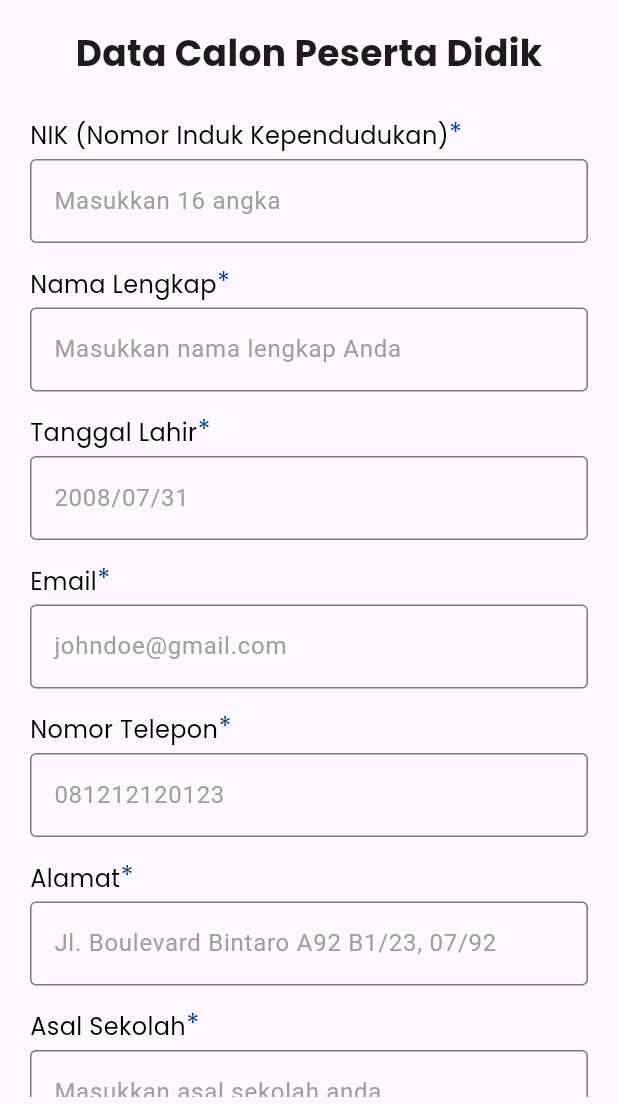
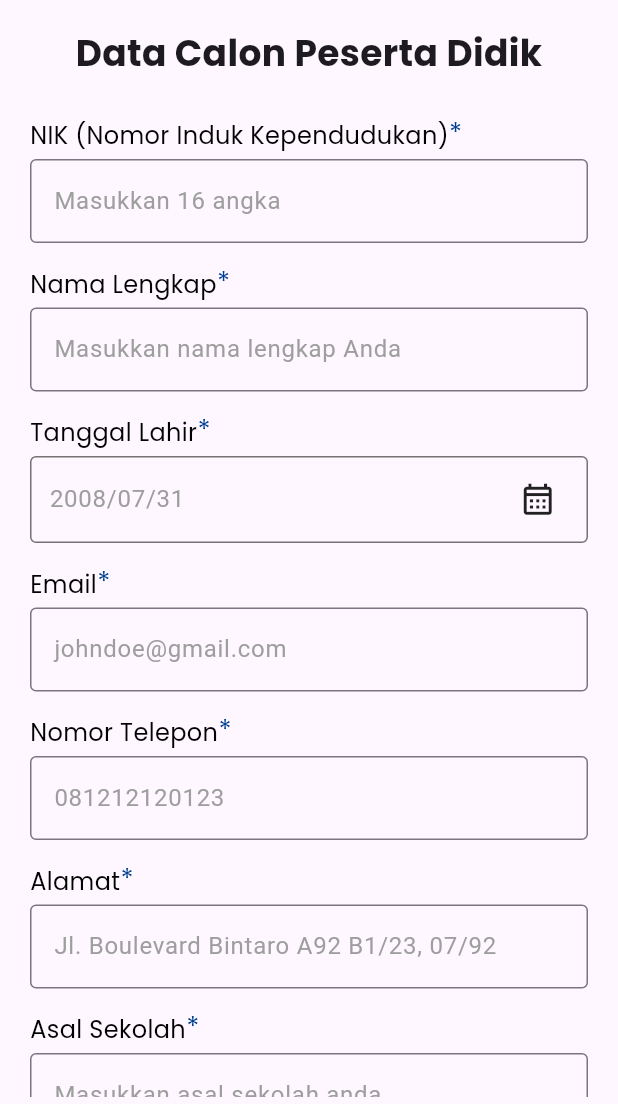
Before and after one commit to RizkySugiharto/Pendaftaran-Siswa-SMK-TIN, a Flutter app: the FormPendaftaran screen opened directly, on a phone screen of 412 x 824 dp, the part 132-1236 px from its top. Run offline on Flutter 3.47's test engine with Material 3 defaults, Android fonts, the phone set to English and light mode, and no system bars; our stand-ins replace dio, flutter_dotenv, permission_handler; missing offline and left inert: nik_validator.

Commit message:
feat: add completed small functionality and add date picker dialog in register

```diff
--- a/lib/_data/providers/candidates_api.dart
+++ b/lib/_data/providers/candidates_api.dart
@@ -19,6 +19,7 @@ class CandidatesApi {
       } else {
         return HashMap.from({
           'error': response.data?['error'] ?? 'Something went wrong !',
+          'fields': response.data?['fields'],
         });
       }
     } catch (e) {
--- a/lib/_pages/leaderboard.dart
+++ b/lib/_pages/leaderboard.dart
@@ -119,8 +119,7 @@ class _LeaderboardState extends State<Leaderboard> {
                                         ),
                                       ),
                                       Text(
-                                        _data['scores'][index]["prev_school"] +
-                                            'aaaaaaaaaaaaaaaaaaaaaaaaaaaaaaaaaaaaaa',
+                                        _data['scores'][index]["prev_school"],
                                         style: const TextStyle(
                                           color: Colors.black,
                                           fontSize: 14.0,
--- a/lib/_pages/register.dart
+++ b/lib/_pages/register.dart
@@ -1,6 +1,7 @@
 import 'dart:collection';
 
 import 'package:flutter/material.dart';
+import 'package:intl/intl.dart';
 import 'package:nik_validator/nik_validator.dart';
 import 'package:ppdb_smk_tin/_components/header_content.dart';
 import 'package:ppdb_smk_tin/_components/button.dart';
@@ -123,6 +124,7 @@ class _FormPendaftaranState extends State<FormPendaftaran> {
       if (!mounted) return;
 
       if (responseData['error']?.isNotEmpty ?? false) {
+        print(responseData);
         final errorMessageText = responseData['error'] ?? "";
         final errorFieldsText =
             responseData['fields'] != null
@@ -225,30 +227,39 @@ class _FormPendaftaranState extends State<FormPendaftaran> {
                 hintText: "Masukkan 16 angka",
                 controller: _textControllers["nik"],
                 isRequired: true,
+                maxLength: 16,
+                keyboardType: TextInputType.number,
               ),
               _TextFieldWidget(
                 labelText: "Nama Lengkap",
                 hintText: "Masukkan nama lengkap Anda",
                 controller: _textControllers["fullname"],
                 isRequired: true,
+                maxLength: 255,
               ),
-              _TextFieldWidget(
+              _DateFieldWidget(
                 labelText: "Tanggal Lahir",
                 hintText: "2008/07/31",
                 controller: _textControllers["birth_date"],
                 isRequired: true,
+                minDate: DateTime.now().subtract(Duration(days: 365 * 18)),
+                maxDate: DateTime.now().subtract(Duration(days: 365 * 14 + 4)),
               ),
               _TextFieldWidget(
                 labelText: "Email",
                 hintText: "johndoe@gmail.com",
                 controller: _textControllers["email"],
                 isRequired: true,
+                maxLength: 255,
+                keyboardType: TextInputType.emailAddress,
               ),
               _TextFieldWidget(
                 labelText: "Nomor Telepon",
                 hintText: "081212120123",
                 controller: _textControllers["no_telp"],
                 isRequired: true,
+                maxLength: 12,
+                keyboardType: TextInputType.phone,
               ),
               _TextFieldWidget(
                 labelText: "Alamat",
@@ -284,17 +295,22 @@ class _FormPendaftaranState extends State<FormPendaftaran> {
                 hintText: "Masukkan nama wali murid Anda",
                 controller: _textControllers["parent_name"],
                 isRequired: true,
+                maxLength: 255,
               ),
               _TextFieldWidget(
                 labelText: "Email",
                 hintText: "Masukkan alamat email wali murid Anda",
                 controller: _textControllers["parent_email"],
+                maxLength: 255,
+                keyboardType: TextInputType.emailAddress,
               ),
               _TextFieldWidget(
                 labelText: "Nomor Telepon",
                 hintText: "Masukkan nomor telepon yang dapat dihubungi",
                 controller: _textControllers["parent_telp"],
                 isRequired: true,
+                maxLength: 12,
+                keyboardType: TextInputType.phone,
               ),
               Padding(
                 padding: const EdgeInsets.symmetric(horizontal: 15.0),
@@ -328,12 +344,16 @@ class _TextFieldWidget extends StatelessWidget {
   final String labelText;
   final bool isRequired;
   final String hintText;
+  final int? maxLength;
+  final TextInputType? keyboardType;
 
   const _TextFieldWidget({
     required this.labelText,
     required this.hintText,
     this.controller,
     this.isRequired = false,
+    this.maxLength,
+    this.keyboardType,
   });
 
   @override
@@ -377,8 +397,123 @@ class _TextFieldWidget extends StatelessWidget {
               focusedBorder: OutlineInputBorder(
                 borderSide: BorderSide(color: Color(0xFF003F8F)),
               ),
+              counterText: "",
             ),
             controller: controller,
+            maxLength: maxLength,
+            keyboardType: keyboardType,
+          ),
+        ],
+      ),
+    );
+  }
+}
+
+class _DateFieldWidget extends StatefulWidget {
+  final TextEditingController? controller;
+  final String labelText;
+  final bool isRequired;
+  final String hintText;
+  final DateTime? minDate;
+  final DateTime? maxDate;
+
+  const _DateFieldWidget({
+    required this.labelText,
+    required this.hintText,
+    this.controller,
+    this.isRequired = false,
+    this.minDate,
+    this.maxDate,
+  });
+
+  @override
+  State<_DateFieldWidget> createState() => __DateFieldWidgetState();
+}
+
+class __DateFieldWidgetState extends State<_DateFieldWidget> {
+  Future<void> _selectDate() async {
+    final dateNow = DateTime.now();
+    final DateTime? picked = await showDatePicker(
+      context: context,
+      initialDate: widget.minDate ?? dateNow,
+      firstDate: widget.minDate ?? DateTime(dateNow.year - 100),
+      lastDate: widget.maxDate ?? DateTime(dateNow.year + 100),
+    );
+
+    if (picked != null) {
+      setState(() {
+        widget.controller!.text = DateFormat('yyyy/MM/dd').format(picked);
+      });
+    }
+  }
+
+  @override
+  Widget build(BuildContext context) {
+    return Padding(
+      padding: const EdgeInsets.symmetric(horizontal: 15, vertical: 4),
+      child: Column(
+        crossAxisAlignment: CrossAxisAlignment.start,
+        children: [
+          Text.rich(
+            TextSpan(
+              text: widget.labelText,
+              style: TextStyle(
+                fontFamily: "Poppins",
+                fontSize: 16.0,
+                color: Colors.black,
+              ),
+              children: [
+                if (widget.isRequired)
+                  WidgetSpan(
+                    child: Text(
+                      "*",
+                      style: TextStyle(
+                        fontFamily: "Poppins",
+                        fontSize: 18,
+                        color: Color(0xFF003F8F),
+                      ),
+                    ),
+                  ),
+              ],
+            ),
+          ),
+          const SizedBox(height: 4),
+          GestureDetector(
+            onTap: _selectDate,
+            child: Container(
+              padding: const EdgeInsets.symmetric(
+                horizontal: 12.0,
+                vertical: 4.0,
+              ),
+              decoration: BoxDecoration(
+                border: Border.all(color: Colors.black54),
+                borderRadius: BorderRadius.circular(4.0),
+              ),
+              child: Row(
+                children: [
+                  Expanded(
+                    child: TextField(
+                      decoration: InputDecoration(
+                        hintText: widget.hintText,
+                        hintStyle: TextStyle(
+                          fontSize: 16.0,
+                          color: Colors.grey,
+                        ),
+                        border: InputBorder.none,
+                      ),
+                      controller: widget.controller,
+                      enabled: false,
+                      style: TextStyle(fontSize: 16.0, color: Colors.black),
+                    ),
+                  ),
+                  const SizedBox(height: 4),
+                  Padding(
+                    padding: const EdgeInsets.symmetric(horizontal: 8.0),
+                    child: Icon(Icons.calendar_month_outlined, size: 25),
+                  ),
+                ],
+              ),
+            ),
           ),
         ],
       ),
--- a/pubspec.yaml
+++ b/pubspec.yaml
@@ -39,6 +39,7 @@ dependencies:
   path_provider: ^2.1.5
   permission_handler: ^12.0.0+1
   nik_validator: ^1.1.2
+  intl: ^0.20.2
 
 dev_dependencies:
   flutter_test:
```
Also changed, not shown: pubspec.lock.
